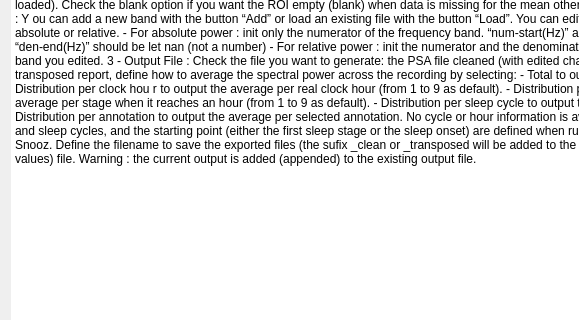
SnoozToolbox/snooz-package-ceams, file tools/CEAMSTools/PSACohortReview/IntroStep/Ui_IntroStep.ui: the form before one commit; both pictures show x 0 to 579 and y 157 to 477 of the 886 by 869 pixel window.
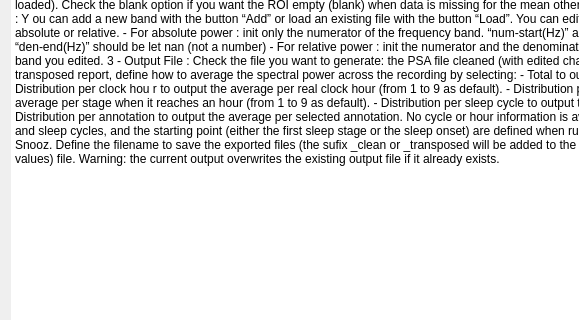
The form after the commit.

```diff
--- a/tools/CEAMSTools/PSACohortReview/IntroStep/Ui_IntroStep.ui
+++ b/tools/CEAMSTools/PSACohortReview/IntroStep/Ui_IntroStep.ui
@@ -94,7 +94,7 @@
 &lt;p style=&quot;-qt-paragraph-type:empty; margin-top:0px; margin-bottom:0px; margin-left:0px; margin-right:0px; -qt-block-indent:0; text-indent:0px;&quot;&gt;&lt;br /&gt;&lt;/p&gt;
 &lt;p style=&quot; margin-top:0px; margin-bottom:0px; margin-left:0px; margin-right:0px; -qt-block-indent:0; text-indent:0px;&quot;&gt;The output file is a .tsv (tab separated values) file. &lt;/p&gt;
 &lt;p style=&quot;-qt-paragraph-type:empty; margin-top:0px; margin-bottom:0px; margin-left:0px; margin-right:0px; -qt-block-indent:0; text-indent:0px;&quot;&gt;&lt;br /&gt;&lt;/p&gt;
-&lt;p style=&quot; margin-top:0px; margin-bottom:0px; margin-left:0px; margin-right:0px; -qt-block-indent:0; text-indent:0px;&quot;&gt;Warning : the current output is added (appended) to the existing output file.&lt;/p&gt;&lt;/body&gt;&lt;/html&gt;</string>
+&lt;p style=&quot; margin-top:0px; margin-bottom:0px; margin-left:0px; margin-right:0px; -qt-block-indent:0; text-indent:0px;&quot;&gt;Warning: the current output overwrites the existing output file if it already exists.&lt;/p&gt;&lt;/body&gt;&lt;/html&gt;</string>
      </property>
     </widget>
    </item>
```
